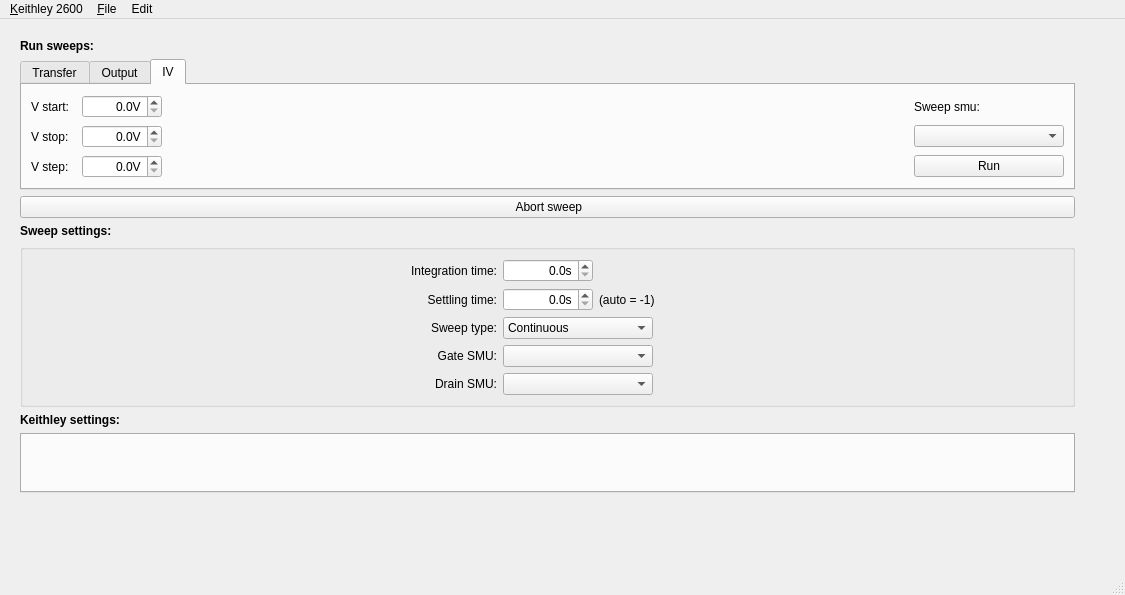
First picture: the form in keithleygui/main.ui, repository OE-FET/keithleygui, before the edit.
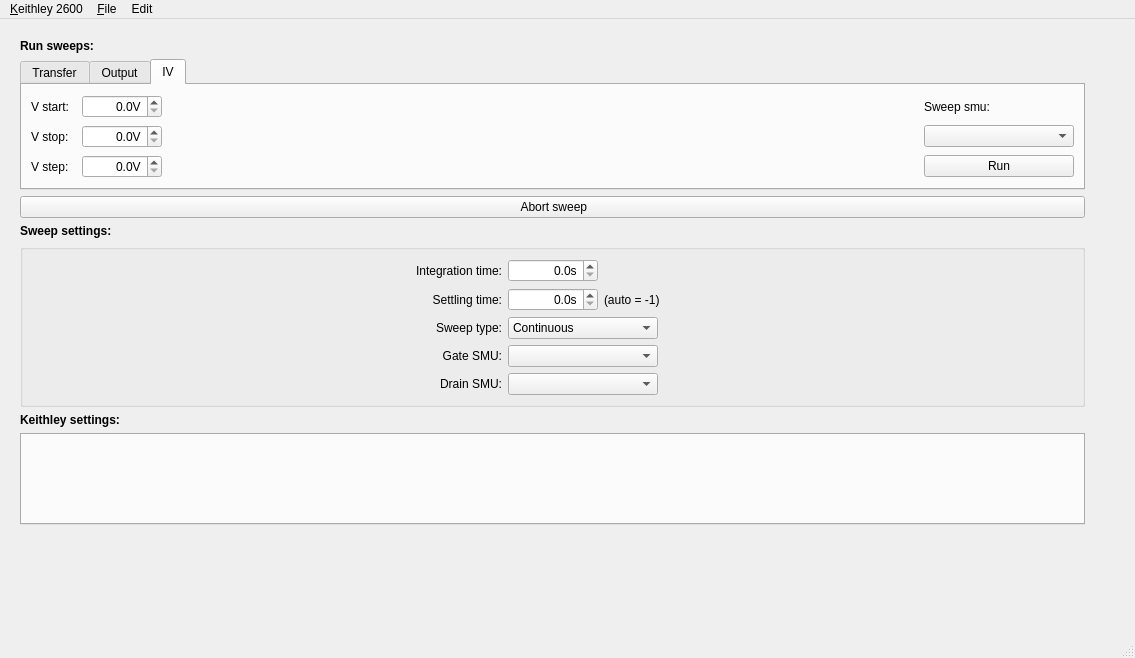
Second picture: the form after the edit. Custom widgets are drawn as their Qt base class.

```diff
--- a/keithleygui/main.ui
+++ b/keithleygui/main.ui
@@ -6,8 +6,8 @@
    <rect>
     <x>0</x>
     <y>0</y>
-    <width>1125</width>
-    <height>595</height>
+    <width>1135</width>
+    <height>658</height>
    </rect>
   </property>
   <property name="windowTitle">
@@ -847,7 +847,7 @@
     <rect>
      <x>0</x>
      <y>0</y>
-     <width>1125</width>
+     <width>1135</width>
      <height>22</height>
     </rect>
    </property>
```
